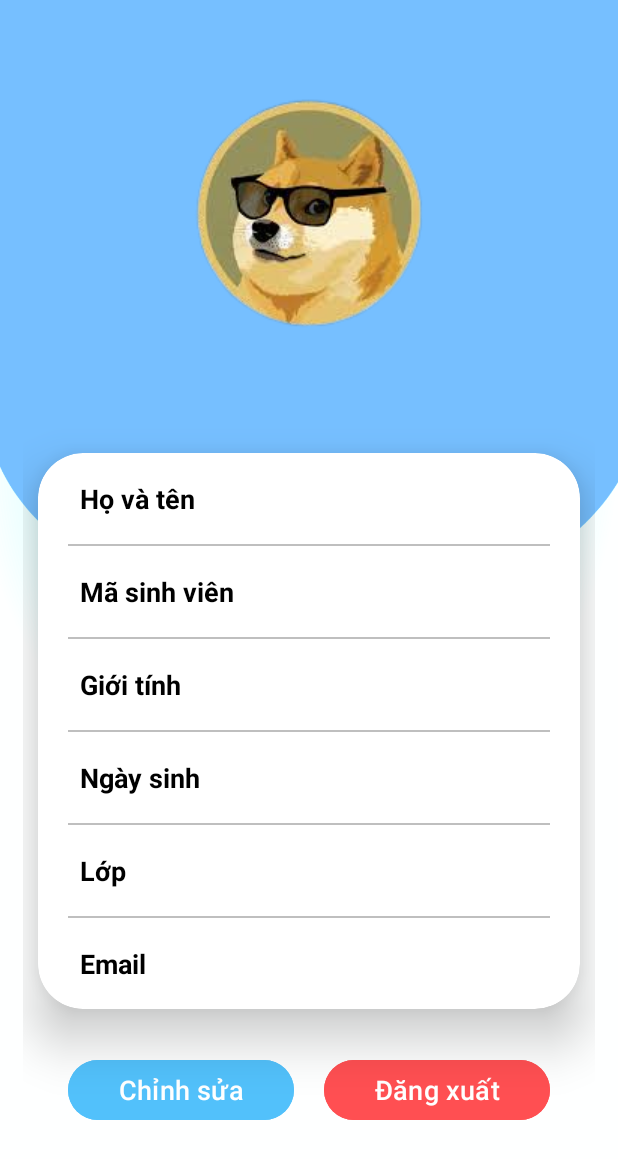
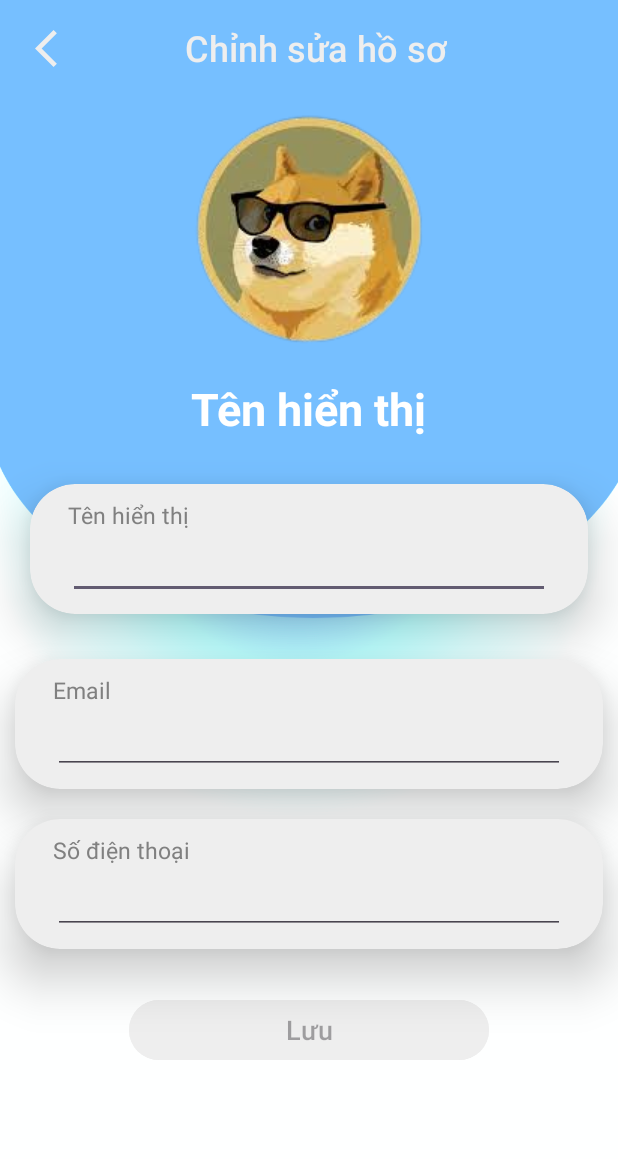
Before and after one commit to ngoctuannguyen/J1-Student-Connect, an Android app: the Profile screen opened directly, with no data from a screen before it, after a tap on "Chỉnh sửa", on a phone screen of 412 x 824 dp. Shown: the top 1159 px of the screen. Run offline under Robolectric (Android 15) with nearby library versions, the light colour scheme and no system bars; our stand-ins replace Firebase (no records; nobody signed in at launch, a user with empty details on screens opened directly); 1 statement that could not run was skipped.

Commit message:
Add EditProfileActivity

```diff
--- a/app/src/main/java/com/example/j1studentconnect/EditProfile.java
+++ b/app/src/main/java/com/example/j1studentconnect/EditProfile.java
@@ -1,4 +1,112 @@
 package com.example.j1studentconnect;
 
-public class EditProfile {
+import android.content.Intent;
+import android.graphics.Color;
+import android.graphics.PorterDuff;
+import android.os.Bundle;
+import android.os.PersistableBundle;
+import android.text.Editable;
+import android.text.TextWatcher;
+import android.view.View;
+import android.widget.Button;
+import android.widget.EditText;
+import android.widget.Toast;
+
+import androidx.annotation.NonNull;
+import androidx.annotation.Nullable;
+import androidx.appcompat.app.AppCompatActivity;
+
+import com.google.firebase.database.DataSnapshot;
+import com.google.firebase.database.DatabaseError;
+import com.google.firebase.database.DatabaseReference;
+import com.google.firebase.database.FirebaseDatabase;
+import com.google.firebase.database.ValueEventListener;
+
+public class EditProfile extends AppCompatActivity {
+    EditText name, email, phone;
+    String user_name, user_id, user_email, user_phone;
+    Button save;
+    DatabaseReference reference;
+
+    @Override
+    public void onCreate(@Nullable Bundle savedInstanceState) {
+        super.onCreate(savedInstanceState);
+        setContentView(R.layout.activity_edit_profile);
+
+        name = findViewById(R.id.edit_name);
+        email = findViewById(R.id.edit_email);
+        phone = findViewById(R.id.edit_phone_number);
+        save = findViewById(R.id.btn_save_edit);
+
+        Intent intentBefore = getIntent();
+        user_name = intentBefore.getStringExtra("name");
+        user_email = intentBefore.getStringExtra("email");
+        user_id = intentBefore.getStringExtra("student_id");
+        user_phone = intentBefore.getStringExtra("phone");
+
+        name.setText(user_name);
+        email.setText(user_email);
+        phone.setText(user_phone);
+
+        name.addTextChangedListener(new TextWatcher() {
+            @Override
+            public void beforeTextChanged(CharSequence charSequence, int i, int i1, int i2) { }
+
+            @Override
+            public void onTextChanged(CharSequence charSequence, int i, int i1, int i2) { }
+
+            @Override
+            public void afterTextChanged(Editable editable) {
+                user_name = name.getText().toString();
+                save.setEnabled(true);
+                save.setBackgroundColor(Color.BLUE);
+            }
+        });
+
+        email.addTextChangedListener(new TextWatcher() {
+            @Override
+            public void beforeTextChanged(CharSequence charSequence, int i, int i1, int i2) { }
+
+            @Override
+            public void onTextChanged(CharSequence charSequence, int i, int i1, int i2) { }
+
+            @Override
+            public void afterTextChanged(Editable editable) {
+                user_email = email.getText().toString();
+                save.setEnabled(true);
+                save.setBackgroundColor(Color.BLUE);
+            }
+        });
+
+        phone.addTextChangedListener(new TextWatcher() {
+            @Override
+            public void beforeTextChanged(CharSequence charSequence, int i, int i1, int i2) { }
+
+            @Override
+            public void onTextChanged(CharSequence charSequence, int i, int i1, int i2) { }
+
+            @Override
+            public void afterTextChanged(Editable editable) {
+                user_phone = phone.getText().toString();
+                save.setEnabled(true);
+                save.setBackgroundColor(Color.BLUE);
+            }
+        });
+
+        save.setOnClickListener(new View.OnClickListener() {
+            @Override
+            public void onClick(View view) {
+                Toast.makeText(EditProfile.this, "Cập nhật thành công!", Toast.LENGTH_SHORT).show();
+                updateDatabase();
+                finish();
+            }
+        });
+    }
+
+    public void updateDatabase() {
+        reference = FirebaseDatabase.getInstance("https://j1-student-connect-default-rtdb.asia-southeast1.firebasedatabase.app/").getReference("1srn9ku9VkZvIf9dugTTPEcr2tRk3tkWl0MWxjzT1lp0").child("users").child(user_id);
+        reference.child("name").setValue(user_name);
+        reference.child("email").setValue(user_email);
+        reference.child("phone").setValue(user_phone);
+    }
 }
--- a/app/src/main/java/com/example/j1studentconnect/Profile.java
+++ b/app/src/main/java/com/example/j1studentconnect/Profile.java
@@ -20,9 +20,12 @@ import com.google.firebase.database.ValueEventListener;
 
 public class Profile extends AppCompatActivity {
 
-    TextView name, email, student_id, password, gender, birthday, student_class;
+    TextView name, email, student_id, password, gender, birthday, student_class, phone;
+    String user_id, user_name, user_email, user_gender, user_class, user_birthday, user_phone, student_id_child;
+
     TextView title_name;
     Button edit_profile, logout;
+    DatabaseReference reference;
     @Override
     protected void onCreate(Bundle savedInstanceState) {
         super.onCreate(savedInstanceState);
@@ -33,70 +36,58 @@ public class Profile extends AppCompatActivity {
         birthday = findViewById(R.id.birthday);
         student_class = findViewById(R.id.student_class);
         email = findViewById(R.id.email);
+        phone = findViewById(R.id.phone);
         title_name = findViewById(R.id.title_name);
         edit_profile = findViewById(R.id.btn_edit_profile);
         logout = findViewById(R.id.btn_logout);
+
+        Intent intentBefore = getIntent();
+        student_id_child = intentBefore.getStringExtra("student_id").toString();
+        reference = FirebaseDatabase.getInstance("https://j1-student-connect-default-rtdb.asia-southeast1.firebasedatabase.app/").getReference("1srn9ku9VkZvIf9dugTTPEcr2tRk3tkWl0MWxjzT1lp0").child("users").child(student_id_child);
 
         showAllUserData();
 
         edit_profile.setOnClickListener(new View.OnClickListener() {
             @Override
             public void onClick(View view) {
-                passUserData();
+                Intent intent = new Intent(Profile.this, EditProfile.class);
+                intent.putExtra("student_id", user_id);
+                intent.putExtra("name", user_name);
+                intent.putExtra("phone", user_phone);
+                intent.putExtra("email", user_email);
+                startActivity(intent);
             }
         });
 
         logout.setOnClickListener(new View.OnClickListener() {
             @Override
             public void onClick(View view) {
-                passUserData();
+                return;
             }
         });
 
     }
 
-    public void showAllUserData(){
-        Intent intent = getIntent();
-        String user_name = intent.getStringExtra("name");
-        String user_email = intent.getStringExtra("email");
-        String user_id = intent.getStringExtra("student_id");
-        String user_password = intent.getStringExtra("password");
-        String user_gender = intent.getStringExtra("gender");
-        String user_class = intent.getStringExtra("student_class");
-        String user_birthday = intent.getStringExtra("birthday");
-
-        title_name.setText(user_name);
-        name.setText(user_name);
-        email.setText(user_email);
-        student_id.setText(user_id);
-        birthday.setText(user_birthday);
-        gender.setText(user_gender);
-        student_class.setText(user_class);
-    }
-    public void passUserData(){
-        String user_id = student_id.getText().toString().trim();
-        DatabaseReference reference = FirebaseDatabase.getInstance("https://j1-student-connect-default-rtdb.asia-southeast1.firebasedatabase.app/").getReference("users");
-        Query checkUserDatabase = reference.orderByChild("student_id").equalTo(user_id);
-        checkUserDatabase.addListenerForSingleValueEvent(new ValueEventListener() {
+    public void showAllUserData() {
+        reference.addListenerForSingleValueEvent(new ValueEventListener() {
             @Override
             public void onDataChange(@NonNull DataSnapshot snapshot) {
-                if (snapshot.exists()){
-                    String id_from_DB = snapshot.child(user_id).child("student_id").getValue(String.class);
-                    String name_from_DB = snapshot.child(user_id).child("name").getValue(String.class);
-                    String email_from_DB = snapshot.child(user_id).child("email").getValue(String.class);
-                    String password_from_DB = snapshot.child(user_id).child("password").getValue(String.class);
-                    String gender_from_DB = snapshot.child(user_id).child("gender").getValue(String.class);
-                    String class_from_DB = snapshot.child(user_id).child("student_class").getValue(String.class);
-                    String birthday_from_DB = snapshot.child(user_id).child("birthday").getValue(String.class);
-                    Intent intent = new Intent(Profile.this, MainActivity.class);
-                    intent.putExtra("name", name_from_DB);
-                    intent.putExtra("email", email_from_DB);
-                    intent.putExtra("student_id", id_from_DB);
-                    intent.putExtra("password", password_from_DB);
-                    intent.putExtra("gender", email_from_DB);
-                    intent.putExtra("student_class", id_from_DB);
-                    intent.putExtra("birthday", password_from_DB);
-                    startActivity(intent);
+                if (snapshot.hasChildren()) {
+                    user_id = snapshot.child("student_id").getValue().toString();
+                    user_name = snapshot.child("name").getValue().toString();
+                    user_email = snapshot.child("email").getValue().toString();
+                    user_gender = snapshot.child("gender").getValue().toString();
+                    user_class = snapshot.child("student_class").getValue().toString();
+                    user_birthday = snapshot.child("birthday").getValue().toString();
+                    user_phone = snapshot.child("phone").getValue().toString();
+                    title_name.setText(user_name);
+                    name.setText(user_name);
+                    email.setText(user_email);
+                    student_id.setText(user_id);
+                    birthday.setText(user_birthday);
+                    gender.setText(user_gender);
+                    student_class.setText(user_class);
+                    phone.setText(user_phone);
                 }
             }
             @Override
--- a/app/src/main/java/com/example/j1studentconnect/Register.java
+++ b/app/src/main/java/com/example/j1studentconnect/Register.java
@@ -34,7 +34,7 @@ public class Register extends AppCompatActivity {
             @Override
             public void onClick(View view) {
                 database = FirebaseDatabase.getInstance("https://j1-student-connect-default-rtdb.asia-southeast1.firebasedatabase.app/");
-                reference = database.getReference("users");
+                reference = database.getReference("1srn9ku9VkZvIf9dugTTPEcr2tRk3tkWl0MWxjzT1lp0").child("users");
 
                 String student_id = registerId.getText().toString();
                 String password = registerPassword.getText().toString();
@@ -45,7 +45,7 @@ public class Register extends AppCompatActivity {
                     return;
                 }
 
-                HelperClass helperClass = new HelperClass(student_id, password, "Trống", "Trống", "Trống", "Trống", "Trống");
+                HelperClass helperClass = new HelperClass(student_id, password, "Trống", "Trống", "Trống", "Trống", "Trống", "Trống");
                 reference.child(student_id).setValue(helperClass);
                 Toast.makeText(Register.this, "Đăng ký thành công!", Toast.LENGTH_SHORT).show();
                 Intent intent = new Intent(Register.this, Login.class);
--- /dev/null
+++ b/app/src/main/res/drawable/baseline_arrow_back_ios_24.xml
@@ -0,0 +1,5 @@
+<vector android:autoMirrored="true" android:height="30dp"
+    android:tint="#EEEEEE" android:viewportHeight="24"
+    android:viewportWidth="24" android:width="30dp" xmlns:android="http://schemas.android.com/apk/res/android">
+    <path android:fillColor="@android:color/white" android:pathData="M11.67,3.87L9.9,2.1 0,12l9.9,9.9 1.77,-1.77L3.54,12z"/>
+</vector>
--- /dev/null
+++ b/app/src/main/res/drawable/baseline_more_vert_24.xml
@@ -0,0 +1,5 @@
+<vector android:height="30dp" android:tint="#EEEEEE"
+    android:viewportHeight="24" android:viewportWidth="24"
+    android:width="30dp" xmlns:android="http://schemas.android.com/apk/res/android">
+    <path android:fillColor="@android:color/white" android:pathData="M12,8c1.1,0 2,-0.9 2,-2s-0.9,-2 -2,-2 -2,0.9 -2,2 0.9,2 2,2zM12,10c-1.1,0 -2,0.9 -2,2s0.9,2 2,2 2,-0.9 2,-2 -0.9,-2 -2,-2zM12,16c-1.1,0 -2,0.9 -2,2s0.9,2 2,2 2,-0.9 2,-2 -0.9,-2 -2,-2z"/>
+</vector>
--- /dev/null
+++ b/app/src/main/res/layout/activity_edit_profile.xml
@@ -0,0 +1,164 @@
+<?xml version="1.0" encoding="utf-8"?>
+<LinearLayout xmlns:android="http://schemas.android.com/apk/res/android"
+    xmlns:app="http://schemas.android.com/apk/res-auto"
+    xmlns:tools="http://schemas.android.com/tools"
+    android:layout_width="match_parent"
+    android:layout_height="match_parent"
+    android:orientation="vertical"
+    android:background="@drawable/profile_bkg"
+    tools:context=".EditProfile">
+
+    <androidx.appcompat.widget.Toolbar
+        android:layout_width="match_parent"
+        android:layout_height="wrap_content"
+        android:layout_marginLeft="10sp"
+        app:navigationIcon="@drawable/baseline_arrow_back_ios_24">
+
+        <TextView
+            android:layout_width="wrap_content"
+            android:layout_height="wrap_content"
+            android:layout_gravity="center"
+            android:textColor="@color/pastel_grey"
+            android:text="@string/edit_profile_full"
+            style="@style/CustomActionBar"/>
+
+    </androidx.appcompat.widget.Toolbar>
+
+    <LinearLayout
+        android:layout_width="match_parent"
+        android:layout_height="match_parent"
+        android:orientation="vertical"
+        android:gravity="center_horizontal">
+        <ImageView
+            android:id="@+id/profile_image"
+            android:layout_width="wrap_content"
+            android:layout_height="wrap_content"
+            android:src="@drawable/avt"/>
+
+        <TextView
+            android:layout_width="wrap_content"
+            android:layout_height="wrap_content"
+            android:id="@+id/title_name"
+            android:layout_marginVertical="10sp"
+            android:text="@string/student_name"
+            android:textColor="@color/white"
+            android:textSize="30sp"
+            android:textStyle="bold" />
+
+        <androidx.cardview.widget.CardView
+            android:layout_width="match_parent"
+            android:layout_height="wrap_content"
+            android:layout_margin="20dp"
+            app:cardCornerRadius="30dp"
+            app:cardElevation="20dp"
+            android:backgroundTint="@color/pastel_grey">
+
+            <LinearLayout
+                android:layout_width="match_parent"
+                android:layout_height="wrap_content"
+                android:paddingHorizontal="25sp"
+                android:paddingVertical="10sp"
+                android:orientation="vertical">
+
+                <TextView
+                    android:layout_width="match_parent"
+                    android:layout_height="wrap_content"
+                    android:text="@string/student_name"
+                    android:textSize="15sp"
+                    android:textColor="@color/grey">
+                </TextView>
+
+                <EditText
+                    android:id="@+id/edit_name"
+                    android:layout_width="match_parent"
+                    android:layout_height="wrap_content"
+                    android:textSize="18sp">
+                </EditText>
+            </LinearLayout>
+        </androidx.cardview.widget.CardView>
+
+        <androidx.cardview.widget.CardView
+            android:layout_width="match_parent"
+            android:layout_height="wrap_content"
+            android:layout_margin="10dp"
+            app:cardCornerRadius="30dp"
+            app:cardElevation="20dp"
+            android:backgroundTint="@color/pastel_grey">
+
+            <LinearLayout
+                android:layout_width="match_parent"
+                android:layout_height="wrap_content"
+                android:paddingHorizontal="25sp"
+                android:paddingVertical="10sp"
+                android:orientation="vertical">
+
+                <TextView
+                    android:layout_width="match_parent"
+                    android:layout_height="wrap_content"
+                    android:text="@string/email"
+                    android:textSize="15sp"
+                    android:textColor="@color/grey">
+                </TextView>
+
+                <EditText
+                    android:id="@+id/edit_email"
+                    android:layout_width="match_parent"
+                    android:layout_height="wrap_content"
+                    android:textSize="18sp">
+                </EditText>
+            </LinearLayout>
+        </androidx.cardview.widget.CardView>
+
+        <androidx.cardview.widget.CardView
+            android:layout_width="match_parent"
+            android:layout_height="wrap_content"
+            android:layout_margin="10dp"
+            app:cardCornerRadius="30dp"
+            app:cardElevation="20dp"
+            android:backgroundTint="@color/pastel_grey">
+
+            <LinearLayout
+                android:layout_width="match_parent"
+                android:layout_height="wrap_content"
+                android:paddingHorizontal="25sp"
+                android:paddingVertical="10sp"
+                android:orientation="vertical">
+
+                <TextView
+                    android:layout_width="match_parent"
+                    android:layout_height="wrap_content"
+                    android:text="@string/phone_number"
+                    android:textSize="15sp"
+                    android:textColor="@color/grey">
+                </TextView>
+
+                <EditText
+                    android:id="@+id/edit_phone_number"
+                    android:layout_width="match_parent"
+                    android:layout_height="wrap_content"
+                    android:textSize="18sp">
+                </EditText>
+            </LinearLayout>
+        </androidx.cardview.widget.CardView>
+
+        <LinearLayout
+            android:layout_width="match_parent"
+            android:layout_height="wrap_content"
+            android:gravity="center"
+            android:layout_marginVertical="20sp"
+            android:weightSum="2">
+            <Button
+                android:layout_width="wrap_content"
+                android:layout_height="wrap_content"
+                android:layout_weight="1"
+                android:id="@+id/btn_save_edit"
+                android:text="@string/save"
+                android:layout_marginHorizontal="10sp"
+                android:textSize="18sp"
+                android:backgroundTint="@color/pastel_grey"
+                app:cornerRadius = "20dp"
+                android:enabled="false"/>
+        </LinearLayout>
+
+    </LinearLayout>
+</LinearLayout>
--- a/app/src/main/res/layout/activity_login_launcher.xml
+++ b/app/src/main/res/layout/activity_login_launcher.xml
@@ -44,7 +44,6 @@
         android:clickable="true"
         android:textColor="@color/black"
         android:textSize="20sp"
-        android:textStyle="bold"
         android:backgroundTint="@color/bg_blue"/>
 
     <TextView
--- a/app/src/main/res/values/colors.xml
+++ b/app/src/main/res/values/colors.xml
@@ -16,6 +16,7 @@
     <color name="bg_grey">#F7F9FC</color>
     <color name="bg_blue">#CDE7FC</color>
     <color name="txt_blue">#3E7FD4</color>
-    <color name="tb_grey">#C3C3C3</color>
+    <color name="tb_grey">#F9F5F6</color>
+    <color name="pastel_grey">#EEEEEE</color>
     <color name="yellow">#FBF12D</color>
 </resources>
--- a/app/src/main/res/values/strings.xml
+++ b/app/src/main/res/values/strings.xml
@@ -9,19 +9,22 @@
     <string name="student_id">Mã sinh viên</string>
     <string name="password">Mật khẩu</string>
     <string name="retype_password">Nhập lại mật khẩu</string>
-    <string name="select_login_type">Lựa chọn phương thức đăng nhập</string>
+    <string name="select_login_type">Chọn phương thức đăng nhập</string>
     <string name="login_redirect">Đã có tài khoản ? Đăng nhập ngay</string>
     <string name="register_redirect">Chưa có tài khoản ? Đăng ký ngay</string>
 
     <!-- Profile strings-->
-    <string name="student_name">Họ và tên</string>
+    <string name="student_name">Tên hiển thị</string>
     <string name="birthday">Ngày sinh</string>
     <string name="gender">Giới tính</string>
     <string name="student_class">Lớp</string>
     <string name="email">Email</string>
+    <string name="phone_number">Số điện thoại</string>
     <string name="edit_profile">Chỉnh sửa</string>
+    <string name="edit_profile_full">Chỉnh sửa hồ sơ</string>
     <string name="logout">Đăng xuất</string>
 
+    <string name="save">Lưu</string>
     <string name="blank">Trống</string>
     <string name="notify">Menu item title</string>
     <string-array name="spinner_semester">
--- a/app/src/main/res/values/themes.xml
+++ b/app/src/main/res/values/themes.xml
@@ -1,15 +1,14 @@
 <?xml version="1.0" encoding="utf-8"?>
 <resources xmlns:tools="http://schemas.android.com/tools">
     <!-- Base application theme. -->
-    <style name="Base.Theme.J1StudentConnect" parent="Theme.Material3.DayNight.NoActionBar">
-        <!-- Customize your light theme here. -->
-        <!-- <item name="colorPrimary">@color/my_light_primary</item> -->
-    </style>
-
-    <style name="Theme.J1StudentConnect" parent="Base.Theme.J1StudentConnect" />
+    <style name="Base.Theme.J1StudentConnect" parent="Theme.Material3.DayNight.NoActionBar"/>
 
     <style name="BlueButton" parent="ThemeOverlay.AppCompat">
         <item name="colorAccent"> @color/bg_blue </item>
     </style>
 
+    <style name="CustomActionBar" parent="TextAppearance.AppCompat.Widget.ActionBar.Title">
+        <item name="android:textSize"> 24sp </item>
+    </style>
+
 </resources>
```
Also changed, not shown: app/src/main/java/com/example/j1studentconnect/HelperClass.java (+11 -2 lines), app/src/main/java/com/example/j1studentconnect/Login.java (+8 -18 lines), app/src/main/java/com/example/j1studentconnect/MainActivity.java (+0 -13 lines), app/src/main/res/layout/activity_profile.xml (+68 -8 lines).
